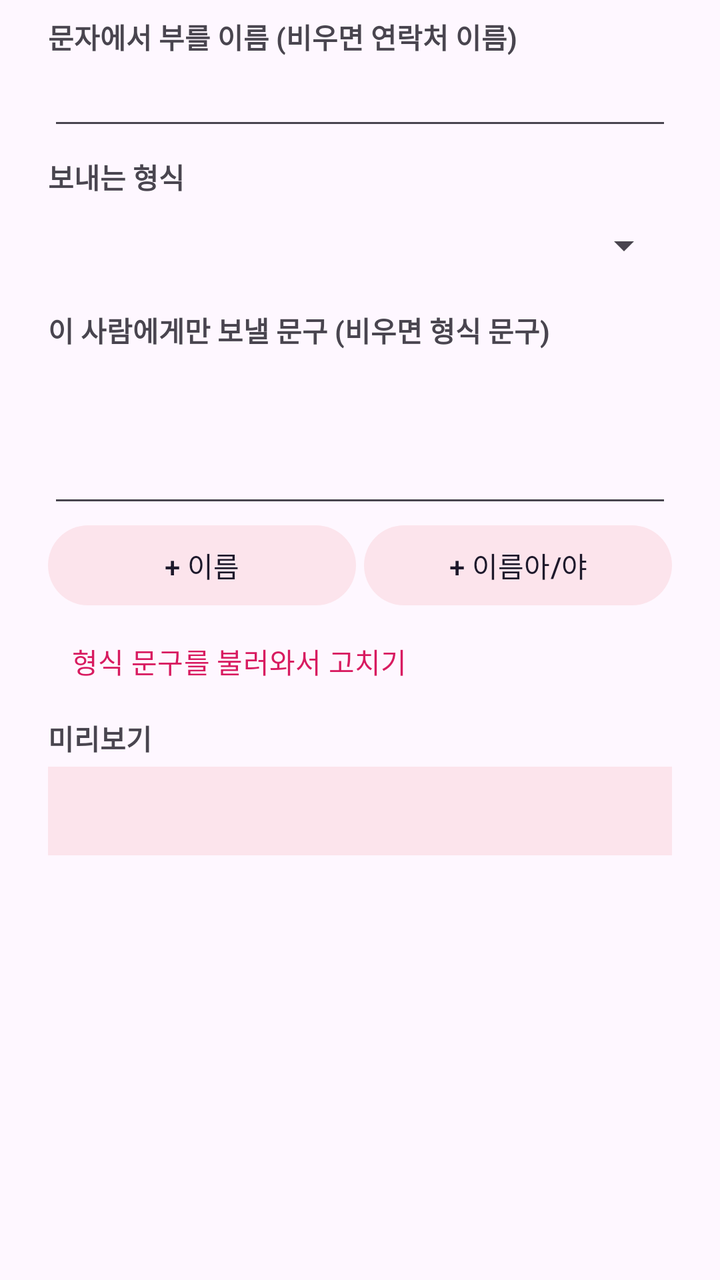
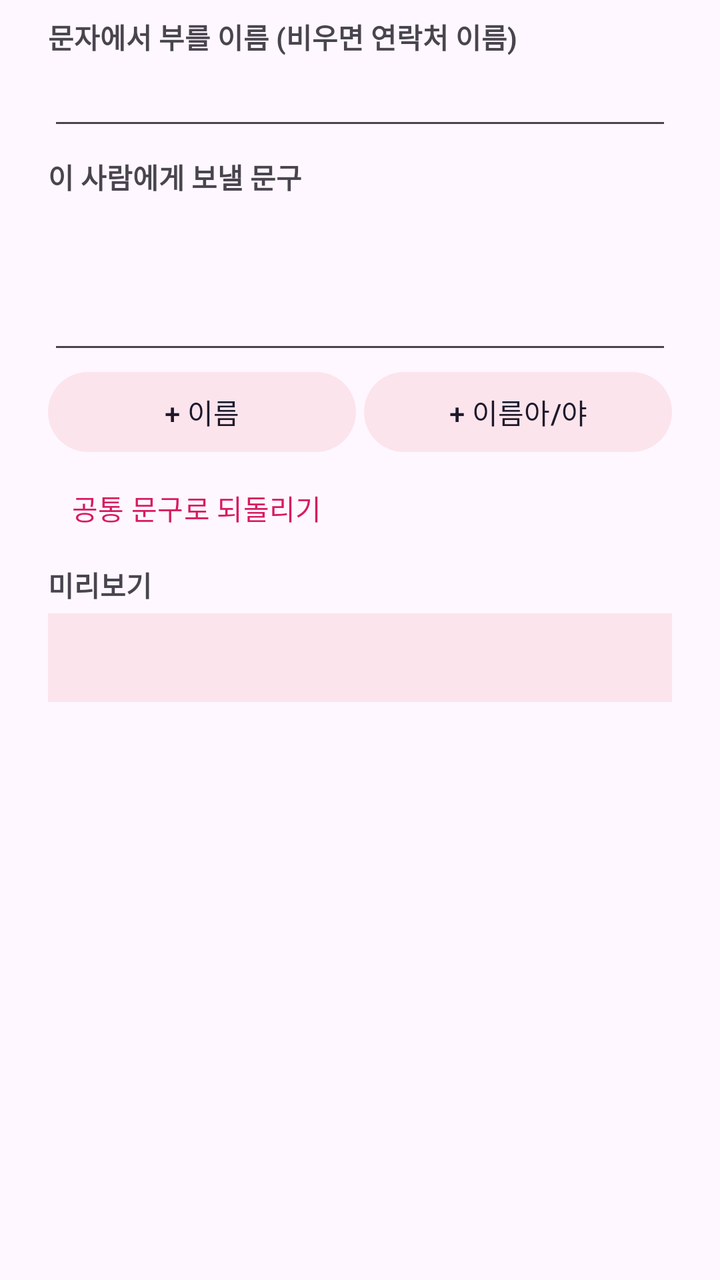

The first picture is an Android layout as it rendered before a commit; the second is the same layout after the commit. The layout source and the unified diff follow.
<!-- AndroidManifest.xml: application theme Theme.SendWeddingSMS -->
<!-- res/layout/dialog_person.xml -->
<?xml version="1.0" encoding="utf-8"?>
<ScrollView xmlns:android="http://schemas.android.com/apk/res/android"
    android:layout_width="match_parent"
    android:layout_height="wrap_content">

    <LinearLayout
        android:layout_width="match_parent"
        android:layout_height="wrap_content"
        android:orientation="vertical"
        android:paddingHorizontal="24dp"
        android:paddingTop="8dp">

        <TextView
            android:layout_width="wrap_content"
            android:layout_height="wrap_content"
            android:text="문자에서 부를 이름 (비우면 연락처 이름)"
            android:textStyle="bold" />

        <EditText
            android:id="@+id/callName"
            android:layout_width="match_parent"
            android:layout_height="wrap_content"
            android:importantForAutofill="no"
            android:inputType="textPersonName" />

        <TextView
            android:layout_width="wrap_content"
            android:layout_height="wrap_content"
            android:layout_marginTop="8dp"
            android:text="보내는 형식"
            android:textStyle="bold" />

        <Spinner
            android:id="@+id/formatSpinner"
            android:layout_width="match_parent"
            android:layout_height="48dp" />

        <TextView
            android:layout_width="wrap_content"
            android:layout_height="wrap_content"
            android:layout_marginTop="8dp"
            android:text="이 사람에게만 보낼 문구 (비우면 형식 문구)"
            android:textStyle="bold" />

        <EditText
            android:id="@+id/customMessage"
            android:layout_width="match_parent"
            android:layout_height="wrap_content"
            android:gravity="top"
            android:importantForAutofill="no"
            android:inputType="textMultiLine|textCapSentences"
            android:minLines="3" />

        <include layout="@layout/dialog_placeholders" />

        <Button
            android:id="@+id/copyFormat"
            style="@style/Widget.Material3.Button.TextButton"
            android:layout_width="wrap_content"
            android:layout_height="wrap_content"
            android:text="형식 문구를 불러와서 고치기" />

        <TextView
            android:layout_width="wrap_content"
            android:layout_height="wrap_content"
            android:layout_marginTop="4dp"
            android:text="미리보기"
            android:textStyle="bold" />

        <TextView
            android:id="@+id/preview"
            android:layout_width="match_parent"
            android:layout_height="wrap_content"
            android:layout_marginTop="4dp"
            android:layout_marginBottom="8dp"
            android:background="@color/pink_light"
            android:padding="12dp"
            android:textIsSelectable="true"
            android:textSize="15sp" />
    </LinearLayout>
</ScrollView>
<!-- res/layout/dialog_placeholders.xml (included above) -->
<?xml version="1.0" encoding="utf-8"?>
<merge xmlns:android="http://schemas.android.com/apk/res/android">
    <LinearLayout
        android:layout_width="match_parent"
        android:layout_height="wrap_content"
        android:orientation="horizontal">

        <Button
            android:id="@+id/insertName"
            style="@style/Widget.Material3.Button.TonalButton"
            android:layout_width="0dp"
            android:layout_height="wrap_content"
            android:layout_marginEnd="4dp"
            android:layout_weight="1"
            android:text="+ 이름" />

        <Button
            android:id="@+id/insertNameCall"
            style="@style/Widget.Material3.Button.TonalButton"
            android:layout_width="0dp"
            android:layout_height="wrap_content"
            android:layout_weight="1"
            android:text="+ 이름아/야" />
    </LinearLayout>
</merge>
<!-- resources referenced by this layout -->
<resources>
  <color name="pink_light">#FCE4EC</color>
  <style name="Theme.SendWeddingSMS" parent="Theme.Material3.Light.NoActionBar">
          <item name="colorPrimary">@color/pink</item>
          <item name="colorSecondaryContainer">@color/pink_light</item>
          <item name="android:statusBarColor">@color/pink</item>
      </style>
  <color name="pink">#D81B60</color>
</resources>

<!-- the commit's change to res/layout/dialog_person.xml (unified diff, before → after) -->
@@ -27,19 +27,7 @@
             android:layout_width="wrap_content"
             android:layout_height="wrap_content"
             android:layout_marginTop="8dp"
-            android:text="보내는 형식"
-            android:textStyle="bold" />
-
-        <Spinner
-            android:id="@+id/formatSpinner"
-            android:layout_width="match_parent"
-            android:layout_height="48dp" />
-
-        <TextView
-            android:layout_width="wrap_content"
-            android:layout_height="wrap_content"
-            android:layout_marginTop="8dp"
-            android:text="이 사람에게만 보낼 문구 (비우면 형식 문구)"
+            android:text="이 사람에게 보낼 문구"
             android:textStyle="bold" />
 
         <EditText
@@ -58,7 +46,7 @@
             style="@style/Widget.Material3.Button.TextButton"
             android:layout_width="wrap_content"
             android:layout_height="wrap_content"
-            android:text="형식 문구를 불러와서 고치기" />
+            android:text="공통 문구로 되돌리기" />
 
         <TextView
             android:layout_width="wrap_content"
